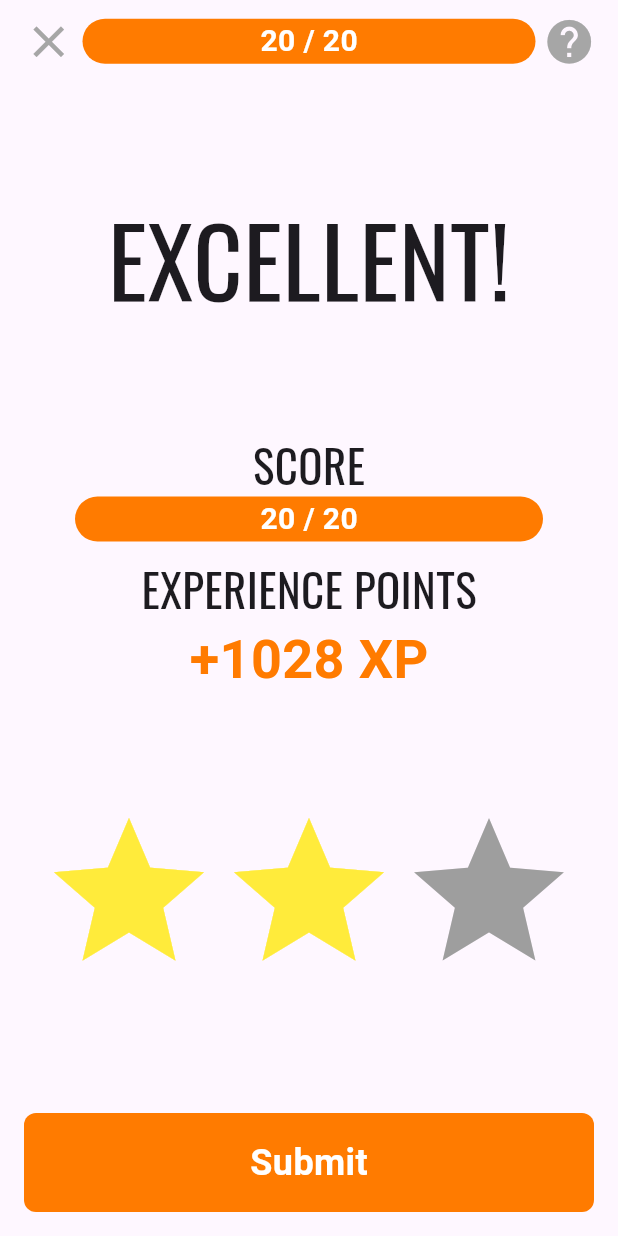
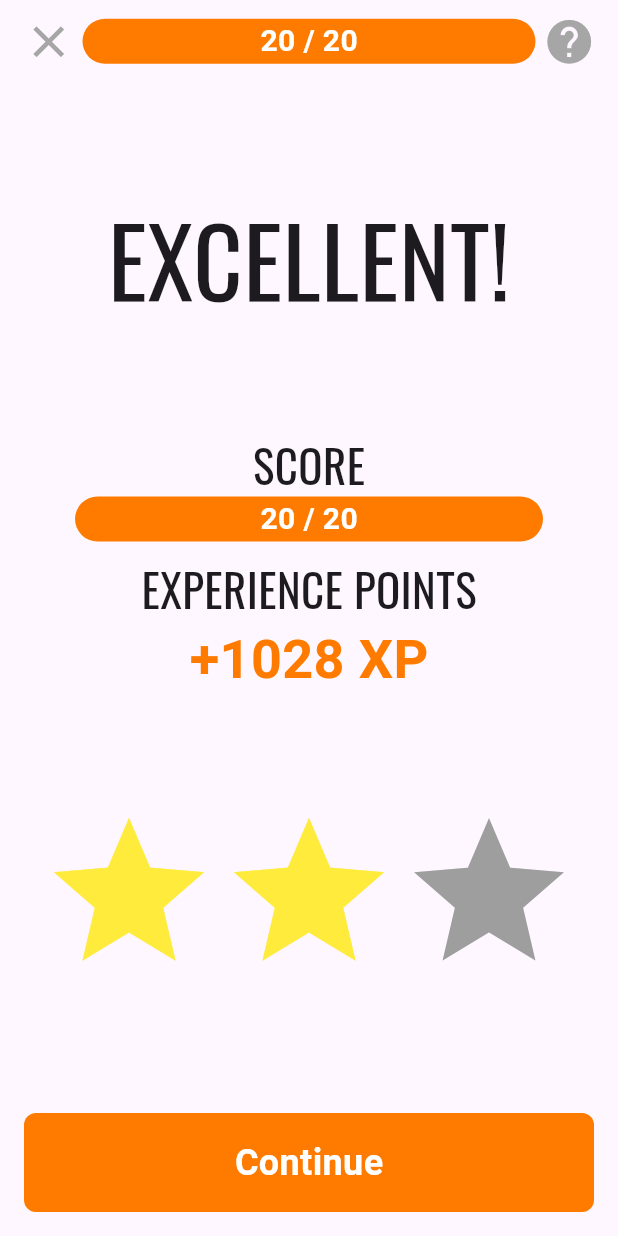
Before and after one commit to G-J-L/diction_dash, a Flutter app: the EndGameScreen screen opened directly, on a phone screen of 412 x 824 dp. Run offline on Flutter 3.47's test engine with Material 3 defaults, Android fonts, the phone set to English and light mode, and no system bars; our stand-ins replace confetti.

Commit message:
Minor Edits

```diff
--- a/lib/screens/game/end_game_screen.dart
+++ b/lib/screens/game/end_game_screen.dart
@@ -136,7 +136,7 @@ class _EndGameScreenState extends State<EndGameScreen> {
                 Padding(
                   padding: const EdgeInsets.all(8.0),
                   child: RoundedRectangleButton(
-                    text: 'Submit',
+                    text: 'Continue',
                     color: kOrangeColor600,
                     onPressed: () {
                       print('Continue');
```
